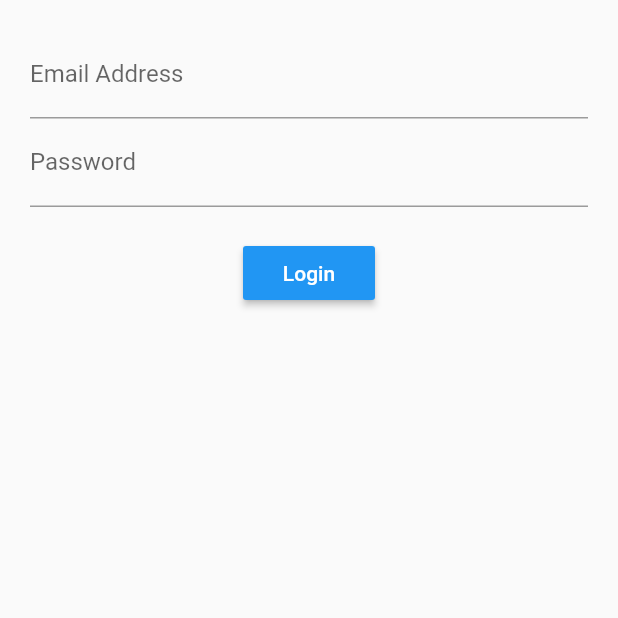
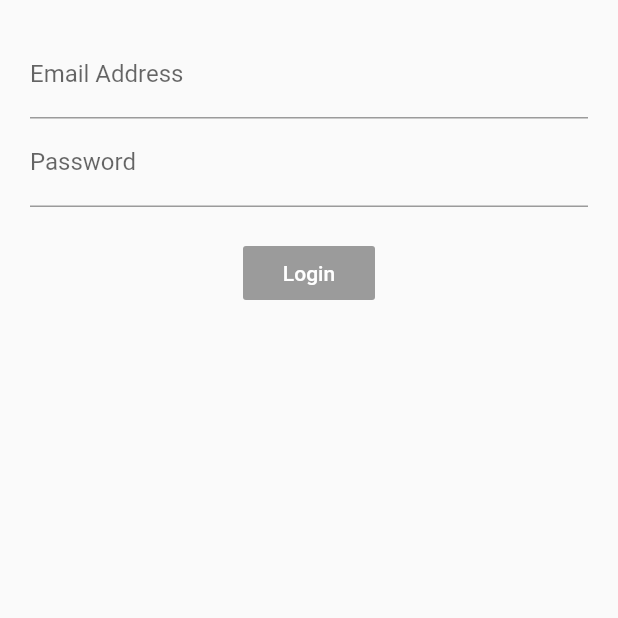
Before and after one commit to AndresForonda/FlutterLoginBloc, a Flutter app: the screen it shows after launch, on a phone screen of 412 x 824 dp, the top half of it. Run offline on Flutter 3.47's test engine with Material 2 defaults, Android fonts, the phone set to English and light mode, and no system bars; our stand-ins replace rxdart.

Commit message:
Agregada la libria RxDart para manejo de validaciones

```diff
--- a/lib/src/app.dart
+++ b/lib/src/app.dart
@@ -1,13 +1,16 @@
 import 'package:flutter/material.dart';
 import 'screens/login_screen.dart';
+import 'blocs/provider.dart';
 
 class App extends StatelessWidget {
   @override
   Widget build(BuildContext context) {
-    return MaterialApp(
-      title: 'Log me in',
-      home: Scaffold(
-        body: LoginScreen(),
+    return Provider(
+      child: MaterialApp(
+        title: 'Log me in',
+        home: Scaffold(
+          body: LoginScreen(),
+        ),
       ),
     );
   }
--- a/lib/src/blocs/bloc.dart
+++ b/lib/src/blocs/bloc.dart
@@ -1,22 +1,28 @@
 import 'dart:async';
 import 'validators.dart';
+import 'package:rxdart/rxdart.dart';
 
 class Bloc with Validators {
-  final _email = new StreamController<String>();
-  final _password = new StreamController<String>();
+  final _email = new BehaviorSubject<String>();
+  final _password = new BehaviorSubject<String>();
 
   // Add data to stream
   Stream<String> get email => _email.stream.transform(validateEmail);
   Stream<String> get password => _password.stream.transform(validatePassword);
+  Stream<bool> get submitValid => Observable.combineLatest2(email, password, (e, p) => true);
 
   // Change data
   Function(String) get changeEmail => _email.sink.add;
   Function(String) get changePassword => _password.sink.add;
+
+  submit() {
+    final validEmail = _email.value;
+    final validPassword = _password.value;
+    print('Email: $validEmail password $validPassword');
+  }
 
   dispose() {
     _email.close();
     _password.close();
   }
 }
-
-final bloc = Bloc();
--- /dev/null
+++ b/lib/src/blocs/provider.dart
@@ -0,0 +1,14 @@
+import 'package:flutter/material.dart';
+import 'bloc.dart';
+
+class Provider extends InheritedWidget {
+  final bloc = Bloc();
+
+  Provider ({Key key, Widget child}) : super(key: key, child: child);
+
+  @override
+  bool updateShouldNotify(_) => true;
+  static Bloc of (BuildContext context) {
+    return (context.inheritFromWidgetOfExactType(Provider) as Provider).bloc;
+  }
+}
--- a/lib/src/screens/login_screen.dart
+++ b/lib/src/screens/login_screen.dart
@@ -1,25 +1,27 @@
 import 'package:flutter/material.dart';
 import '../blocs/bloc.dart';
+import '../blocs/provider.dart';
 
 class LoginScreen extends StatelessWidget {
   @override
   Widget build(BuildContext context) {
+    final bloc = Provider.of(context);
     return Container(
       margin: EdgeInsets.all(20.0),
       child: Column(
         children: <Widget>[
-          emailField(),
-          passwordField(),
+          emailField(bloc),
+          passwordField(bloc),
           SizedBox(
             height: 20.0,
           ),
-          submitButton(),
+          submitButton(bloc),
         ],
       ),
     );
   }
 
-  Widget emailField() {
+  Widget emailField(Bloc bloc) {
     return StreamBuilder(
       stream: bloc.email,
       builder: (context, snapshot) {
@@ -36,7 +38,7 @@ class LoginScreen extends StatelessWidget {
     );
   }
 
-  Widget passwordField() {
+  Widget passwordField(Bloc bloc) {
     return StreamBuilder(
       stream: bloc.password,
       builder: (context, snapshot) {
@@ -52,12 +54,18 @@ class LoginScreen extends StatelessWidget {
     );
   }
 
-  Widget submitButton() {
-    return RaisedButton(
-      child: Text('Login'),
-      color: Colors.blue,
-      textColor: Colors.white,
-      onPressed: () {},
+  Widget submitButton(Bloc bloc) {
+    return StreamBuilder(
+      stream: bloc.submitValid,
+      builder: (context, snapshot) {
+        return RaisedButton(
+
+          child: Text('Login'),
+          color: Colors.blue,
+          textColor: Colors.white,
+          onPressed: snapshot.hasData ? bloc.submit : null,
+        );
+      },
     );
   }
 
--- a/pubspec.yaml
+++ b/pubspec.yaml
@@ -19,6 +19,7 @@ dependencies:
   # The following adds the Cupertino Icons font to your application.
   # Use with the CupertinoIcons class for iOS style icons.
   cupertino_icons: ^0.1.2
+  rxdart: ^0.20.0
 
 dev_dependencies:
   flutter_test:
```
